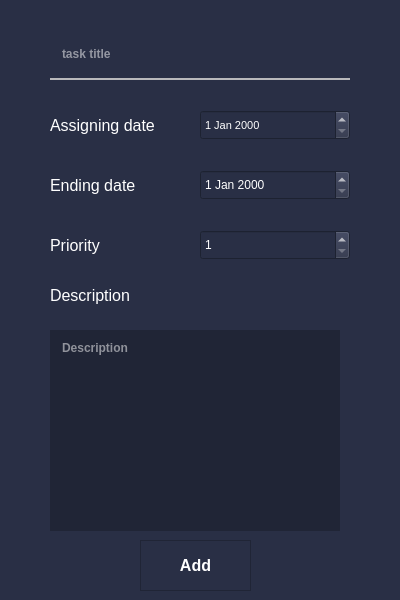
The window that ETM/AddTask.ui (yusufnasserdev/Employees-Task-Manager) describes before a commit, drawn with Qt 5.
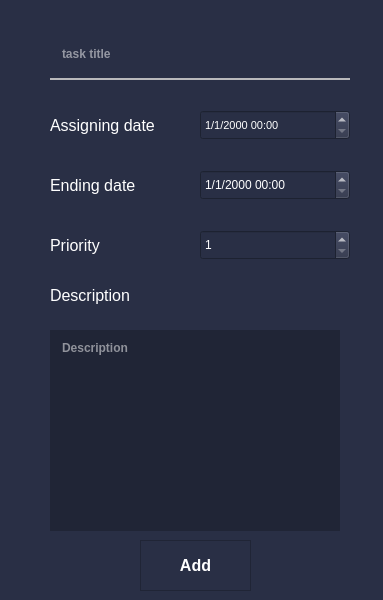
The same window after the commit. Icons and pictures are not drawn.

Commit message: Implemented retrieving the task data from the GUI

```diff
--- a/ETM/AddTask.ui
+++ b/ETM/AddTask.ui
@@ -9,7 +9,7 @@
    <rect>
     <x>0</x>
     <y>0</y>
-    <width>400</width>
+    <width>383</width>
     <height>600</height>
    </rect>
   </property>
@@ -203,7 +203,7 @@
     <string>task title</string>
    </property>
   </widget>
-  <widget class="QDateEdit" name="dateEdit">
+  <widget class="QDateTimeEdit" name="deadline">
    <property name="geometry">
     <rect>
      <x>200</x>
@@ -212,6 +212,9 @@
      <height>30</height>
     </rect>
    </property>
+   <property name="displayFormat">
+    <string>d/M/yyyy HH:mm</string>
+   </property>
   </widget>
   <widget class="QLabel" name="label_5">
    <property name="geometry">
@@ -303,7 +306,7 @@
     <string>Assigning date</string>
    </property>
   </widget>
-  <widget class="QDateEdit" name="dateEdit_2">
+  <widget class="QDateTimeEdit" name="assigningDate">
    <property name="geometry">
     <rect>
      <x>200</x>
@@ -317,6 +320,9 @@
      <pointsize>8</pointsize>
     </font>
    </property>
+   <property name="displayFormat">
+    <string>d/M/yyyy HH:mm</string>
+   </property>
   </widget>
   <widget class="QLabel" name="label_7">
    <property name="geometry">
```
Left out of the diff: 6 changed lines with no effect on the pictures. The commit also changes 2 other files.
